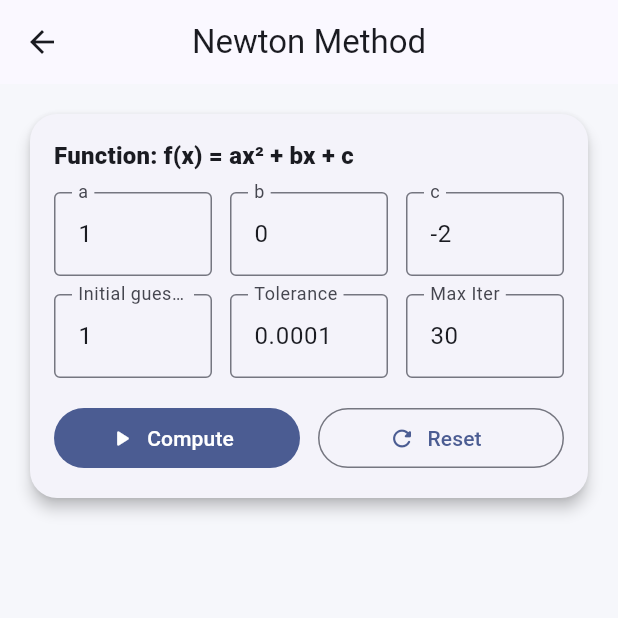
After one commit to nargesalh/Numerical_Computing_app, a Flutter app: the NewtonPage screen opened directly, after a tap on "Compute", after a tap on "Reset", on a phone screen of 412 x 824 dp, the top half of it. The commit adds this screen. Run offline on Flutter 3.47's test engine with Material 3 defaults, Android fonts, the phone set to English and light mode, and no system bars.

Commit message:
feat: add newton method calculator with iteration table

```diff
--- a/lib/features/lab/presentation/lab_page.dart
+++ b/lib/features/lab/presentation/lab_page.dart
@@ -1,6 +1,7 @@
 import 'package:flutter/material.dart';
 import '../data/methods_repository.dart';
 import 'tools/bisection_page.dart';
+import 'tools/newton_page.dart';
 
 class LabPage extends StatelessWidget {
   const LabPage({super.key});
@@ -35,6 +36,14 @@ class LabPage extends StatelessWidget {
                     );
                     return;
                   }
+                  if (method.id == 'newton') {
+                    Navigator.push(
+                      context,
+                      MaterialPageRoute(builder: (_) => const NewtonPage()),
+                    );
+                    return;
+                  }
+
                   ScaffoldMessenger.of(context).showSnackBar(
                     SnackBar(content: Text('${method.title} coming soon')),
                   );
--- /dev/null
+++ b/lib/features/lab/presentation/tools/newton_page.dart
@@ -0,0 +1,305 @@
+import 'package:flutter/material.dart';
+
+class NewtonPage extends StatefulWidget {
+  const NewtonPage({super.key});
+
+  @override
+  State<NewtonPage> createState() => _NewtonPageState();
+}
+
+class _NewtonPageState extends State<NewtonPage> {
+  final _formKey = GlobalKey<FormState>();
+
+  final _aCtrl = TextEditingController(text: "1");
+  final _bCtrl = TextEditingController(text: "0");
+  final _cCtrl = TextEditingController(text: "-2");
+
+  final _x0Ctrl = TextEditingController(text: "1");
+  final _tolCtrl = TextEditingController(text: "0.0001");
+  final _maxIterCtrl = TextEditingController(text: "30");
+
+  String? _error;
+  List<_NewtonRow> _rows = [];
+
+  double _f(double x, double a, double b, double c) => a * x * x + b * x + c;
+  double _df(double x, double a, double b) => 2 * a * x + b;
+
+  void _compute() {
+    setState(() {
+      _error = null;
+      _rows = [];
+    });
+
+    if (!_formKey.currentState!.validate()) return;
+
+    final a = double.parse(_aCtrl.text.trim());
+    final b = double.parse(_bCtrl.text.trim());
+    final c = double.parse(_cCtrl.text.trim());
+
+    var x = double.parse(_x0Ctrl.text.trim());
+    final tol = double.parse(_tolCtrl.text.trim());
+    final maxIter = int.parse(_maxIterCtrl.text.trim());
+
+    for (int i = 1; i <= maxIter; i++) {
+      final fx = _f(x, a, b, c);
+      final dfx = _df(x, a, b);
+
+      if (dfx == 0) {
+        setState(() {
+          _error =
+              "Derivative is zero at x = ${x.toStringAsFixed(6)}. Try another initial guess.";
+        });
+        return;
+      }
+
+      final xNext = x - fx / dfx;
+      final err = (xNext - x).abs();
+
+      _rows.add(
+        _NewtonRow(
+          iter: i,
+          x: x,
+          fx: fx,
+          dfx: dfx,
+          xNext: xNext,
+          absDelta: err,
+        ),
+      );
+
+      x = xNext;
+
+      if (err < tol) break;
+      if (fx.abs() < tol) break;
+    }
+
+    setState(() {});
+  }
+
+  void _reset() {
+    _formKey.currentState?.reset();
+
+    _aCtrl.text = "1";
+    _bCtrl.text = "0";
+    _cCtrl.text = "-2";
+
+    _x0Ctrl.text = "1";
+    _tolCtrl.text = "0.0001";
+    _maxIterCtrl.text = "30";
+
+    setState(() {
+      _rows = [];
+      _error = null;
+    });
+  }
+
+  @override
+  void dispose() {
+    _aCtrl.dispose();
+    _bCtrl.dispose();
+    _cCtrl.dispose();
+    _x0Ctrl.dispose();
+    _tolCtrl.dispose();
+    _maxIterCtrl.dispose();
+    super.dispose();
+  }
+
+  @override
+  Widget build(BuildContext context) {
+    final cs = Theme.of(context).colorScheme;
+
+    return Scaffold(
+      appBar: AppBar(title: const Text('Newton Method')),
+      body: ListView(
+        padding: const EdgeInsets.all(16),
+        children: [
+          Card(
+            child: Padding(
+              padding: const EdgeInsets.all(16),
+              child: Form(
+                key: _formKey,
+                child: Column(
+                  crossAxisAlignment: CrossAxisAlignment.start,
+                  children: [
+                    Text(
+                      "Function: f(x) = ax² + bx + c",
+                      style: Theme.of(context).textTheme.titleMedium?.copyWith(
+                        fontWeight: FontWeight.w800,
+                      ),
+                    ),
+                    const SizedBox(height: 12),
+
+                    Row(
+                      children: [
+                        Expanded(child: _numField(_aCtrl, label: "a")),
+                        const SizedBox(width: 12),
+                        Expanded(child: _numField(_bCtrl, label: "b")),
+                        const SizedBox(width: 12),
+                        Expanded(child: _numField(_cCtrl, label: "c")),
+                      ],
+                    ),
+
+                    const SizedBox(height: 12),
+
+                    Row(
+                      children: [
+                        Expanded(
+                          child: _numField(
+                            _x0Ctrl,
+                            label: "Initial guess (x₀)",
+                          ),
+                        ),
+                        const SizedBox(width: 12),
+                        Expanded(
+                          child: _numField(_tolCtrl, label: "Tolerance"),
+                        ),
+                        const SizedBox(width: 12),
+                        Expanded(
+                          child: _intField(_maxIterCtrl, label: "Max Iter"),
+                        ),
+                      ],
+                    ),
+
+                    const SizedBox(height: 16),
+
+                    Row(
+                      children: [
+                        Expanded(
+                          child: FilledButton.icon(
+                            onPressed: _compute,
+                            icon: const Icon(Icons.play_arrow_rounded),
+                            label: const Text("Compute"),
+                          ),
+                        ),
+                        const SizedBox(width: 12),
+                        Expanded(
+                          child: OutlinedButton.icon(
+                            onPressed: _reset,
+                            icon: const Icon(Icons.refresh_rounded),
+                            label: const Text("Reset"),
+                          ),
+                        ),
+                      ],
+                    ),
+
+                    if (_error != null) ...[
+                      const SizedBox(height: 12),
+                      Container(
+                        padding: const EdgeInsets.all(12),
+                        decoration: BoxDecoration(
+                          color: cs.errorContainer,
+                          borderRadius: BorderRadius.circular(12),
+                        ),
+                        child: Text(
+                          _error!,
+                          style: TextStyle(color: cs.onErrorContainer),
+                        ),
+                      ),
+                    ],
+                  ],
+                ),
+              ),
+            ),
+          ),
+
+          const SizedBox(height: 16),
+
+          if (_rows.isNotEmpty) ...[
+            Text(
+              "Iterations",
+              style: Theme.of(
+                context,
+              ).textTheme.titleMedium?.copyWith(fontWeight: FontWeight.w800),
+            ),
+            const SizedBox(height: 8),
+            Card(
+              child: SingleChildScrollView(
+                scrollDirection: Axis.horizontal,
+                child: DataTable(
+                  columns: const [
+                    DataColumn(label: Text('#')),
+                    DataColumn(label: Text('x')),
+                    DataColumn(label: Text('f(x)')),
+                    DataColumn(label: Text("f'(x)")),
+                    DataColumn(label: Text('x_next')),
+                    DataColumn(label: Text('|Δx|')),
+                  ],
+                  rows: _rows.map((r) {
+                    String fmt(double v) => v.toStringAsFixed(6);
+
+                    return DataRow(
+                      cells: [
+                        DataCell(Text(r.iter.toString())),
+                        DataCell(Text(fmt(r.x))),
+                        DataCell(Text(fmt(r.fx))),
+                        DataCell(Text(fmt(r.dfx))),
+                        DataCell(Text(fmt(r.xNext))),
+                        DataCell(Text(fmt(r.absDelta))),
+                      ],
+                    );
+                  }).toList(),
+                ),
+              ),
+            ),
+          ],
+        ],
+      ),
+    );
+  }
+
+  Widget _numField(TextEditingController c, {required String label}) {
+    return TextFormField(
+      controller: c,
+      keyboardType: const TextInputType.numberWithOptions(
+        decimal: true,
+        signed: true,
+      ),
+      decoration: InputDecoration(
+        labelText: label,
+        border: const OutlineInputBorder(),
+      ),
+      validator: (v) {
+        final s = (v ?? '').trim();
+        if (s.isEmpty) return 'Required';
+        final x = double.tryParse(s);
+        if (x == null || x.isNaN || x.isInfinite) return 'Invalid number';
+        return null;
+      },
+    );
+  }
+
+  Widget _intField(TextEditingController c, {required String label}) {
+    return TextFormField(
+      controller: c,
+      keyboardType: TextInputType.number,
+      decoration: InputDecoration(
+        labelText: label,
+        border: const OutlineInputBorder(),
+      ),
+      validator: (v) {
+        final s = (v ?? '').trim();
+        if (s.isEmpty) return 'Required';
+        final x = int.tryParse(s);
+        if (x == null || x <= 0) return 'Invalid';
+        return null;
+      },
+    );
+  }
+}
+
+class _NewtonRow {
+  final int iter;
+  final double x;
+  final double fx;
+  final double dfx;
+  final double xNext;
+  final double absDelta;
+
+  _NewtonRow({
+    required this.iter,
+    required this.x,
+    required this.fx,
+    required this.dfx,
+    required this.xNext,
+    required this.absDelta,
+  });
+}
```
